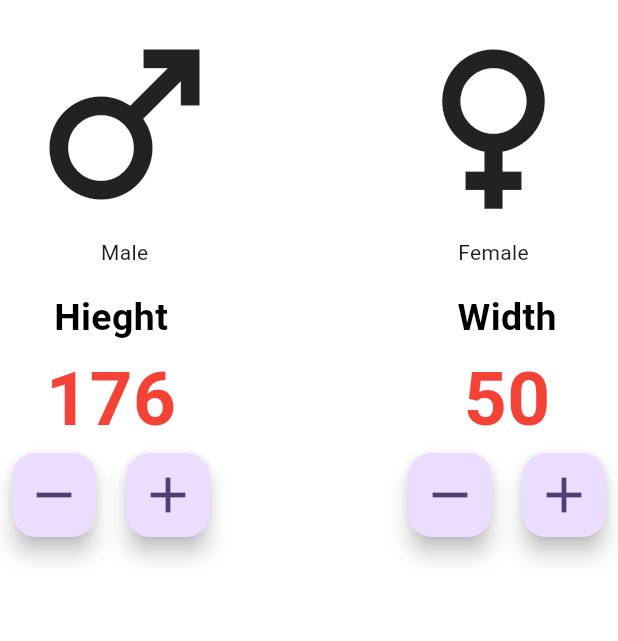
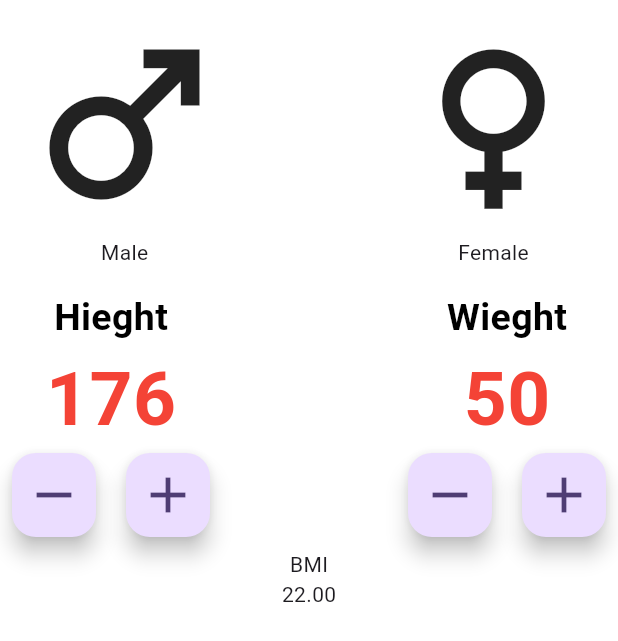
Before and after one commit to Yasith-Uvanpriya/flutter_intro, a Flutter app: the screen it shows after launch, on a phone screen of 412 x 824 dp. Shown: the top 641 px of the screen. Run offline on Flutter 3.47's test engine with Material 3 defaults, Android fonts, the phone set to English and light mode, and no system bars.

Commit message:
Update main_page.dart

```diff
--- a/BMI/lib/main_page.dart
+++ b/BMI/lib/main_page.dart
@@ -84,7 +84,7 @@ class _MainPageState extends State<MainPage> {
                 padding: const EdgeInsets.all(8.0),
                 child: Column(
                   children: [
-                     const Text("Width",
+                     const Text("Wieght",
                      style: TextStyle(
                       color: Colors.black,
                       fontSize: 25,
@@ -118,6 +118,13 @@ class _MainPageState extends State<MainPage> {
                 ),
               ),
             ],
+          ),
+          Column(
+            children: [
+              Text("BMI"),
+              Text("22.00")
+            ],
+
           )
         ],
       ),
```
